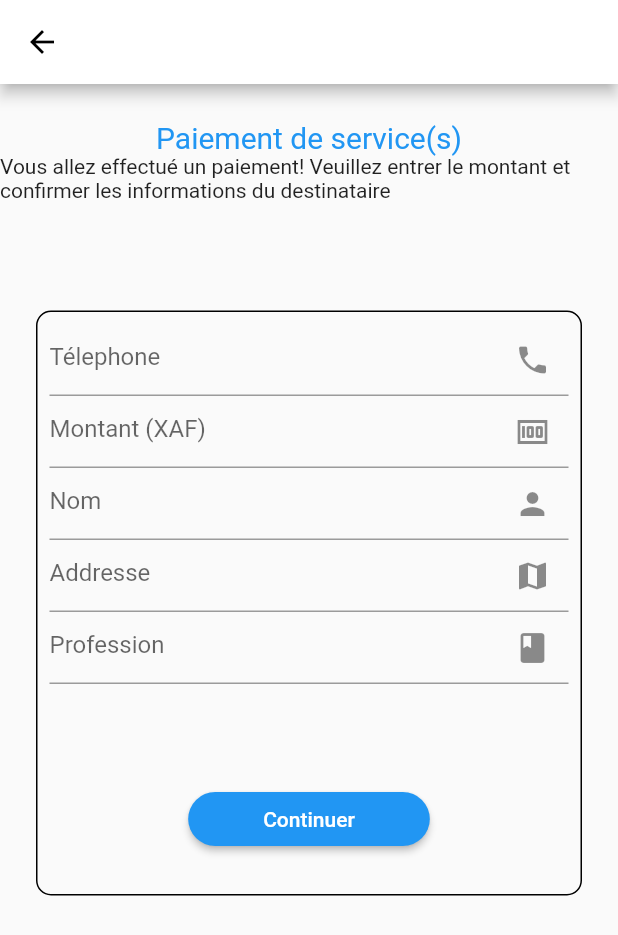
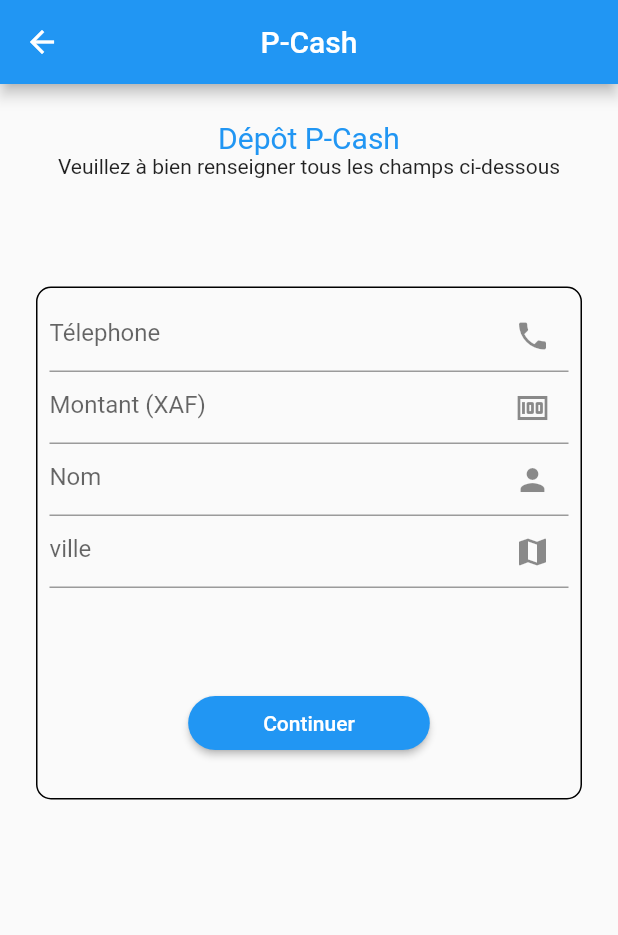
Before and after one commit to chapdel/pcash-ui, a Flutter app: the TopUpScreen screen opened directly, after a tap on "Mobile", on a phone screen of 412 x 824 dp. Shown: the top 935 px of the screen. Run offline on Flutter 3.47's test engine with Material 2 defaults, Android fonts, the light colour scheme and no system bars; our stand-ins replace timeline_tile.

Commit message:
Added depot and retrait screen

```diff
--- /dev/null
+++ b/lib/widgets/cash/depot.dart
@@ -0,0 +1,100 @@
+import 'package:flutter/material.dart';
+
+import '../../config.dart';
+
+class DepotScreen extends StatefulWidget {
+  const DepotScreen({ Key? key }) : super(key: key);
+
+  @override
+  _DepotScreenState createState() => _DepotScreenState();
+}
+
+class _DepotScreenState extends State<DepotScreen> {
+  @override
+  Widget build(BuildContext context) {
+    return Scaffold(
+      appBar: AppBar(
+        centerTitle: true,
+        title: Text('P-Cash'),
+      ),
+      body: SingleChildScrollView(child: Column(
+        children: [
+          Container(
+            margin: EdgeInsets.only(top: 24),
+            width: MediaQuery.of(context).size.width,
+            child: Column(
+              children: [
+                Text("Dépôt P-Cash", style: TextStyle(color: Config.primaryColor, fontSize: 20),),
+                Text("Veuillez à bien renseigner tous les champs ci-dessous")
+              ],
+            ),
+          ),
+          SizedBox(height: 48,),
+          Container(
+            width: MediaQuery.of(context).size.width,
+            margin: EdgeInsets.all(24),
+            decoration: BoxDecoration(
+              borderRadius: BorderRadius.circular(10),
+              border: Border.all(color: Colors.black)
+            ),
+            padding: EdgeInsets.all(8),
+            child: Column(
+              children: [
+                TextField(
+                  keyboardType: TextInputType.phone,
+
+            decoration: const InputDecoration(
+              hintText: 'Télephone',
+              suffixIcon: Icon(Icons.phone)
+            ),
+
+          ),
+          TextField(
+                  keyboardType: TextInputType.number,
+
+            decoration: const InputDecoration(
+              hintText: 'Montant (XAF)',
+              suffixIcon: Icon(Icons.money)
+            ),
+
+          ),
+          TextField(
+
+            decoration: const InputDecoration(
+              hintText: 'Nom',
+              suffixIcon: Icon(Icons.person)
+            ),
+
+          ),
+          TextField(
+                  keyboardType: TextInputType.phone,
+
+            decoration: const InputDecoration(
+              hintText: 'ville',
+              suffixIcon: Icon(Icons.map)
+            ),
+
+          ),
+          SizedBox(height: 48,),
+          Padding(
+            padding: const EdgeInsets.symmetric(vertical: 18.0, horizontal: 12),
+            child: ElevatedButton(
+              onPressed: () {
+
+              },
+              style: ElevatedButton.styleFrom(
+            padding: EdgeInsets.symmetric(horizontal: 50, vertical: 10),
+            shape: StadiumBorder()),
+              child: const Text('Continuer'),
+            ),
+          ),
+              ],
+            ),
+            ),
+
+        ],
+      )),
+
+    );
+  }
+}
--- a/lib/widgets/cash/topup.dart
+++ b/lib/widgets/cash/topup.dart
@@ -1,6 +1,8 @@
 import 'package:flutter/material.dart';
 import 'package:pcash_ui/config.dart';
+import 'package:pcash_ui/widgets/cash/depot.dart';
 import 'package:pcash_ui/widgets/cash/payform.dart';
+import 'package:pcash_ui/widgets/cash/retrait.dart';
 
 class TopUpScreen extends StatefulWidget {
   const TopUpScreen({ Key? key }) : super(key: key);
@@ -44,7 +46,7 @@
                   ],),
                   onTap: () => Navigator.push(
                             context,
-                            MaterialPageRoute(builder: (context) => TopUpFormScreen()),
+                            MaterialPageRoute(builder: (context) => DepotScreen()),
                           ),
                 ),
                 ListTile(
@@ -56,7 +58,7 @@
                   ],),
                   onTap: () => Navigator.push(
                             context,
-                            MaterialPageRoute(builder: (context) => TopUpFormScreen()),
+                            MaterialPageRoute(builder: (context) => RetraitScreen()),
                           ),
                 ),
 
```
Also changed, not shown: lib/widgets/cash/retrait.dart (added, +100 -0 lines).
